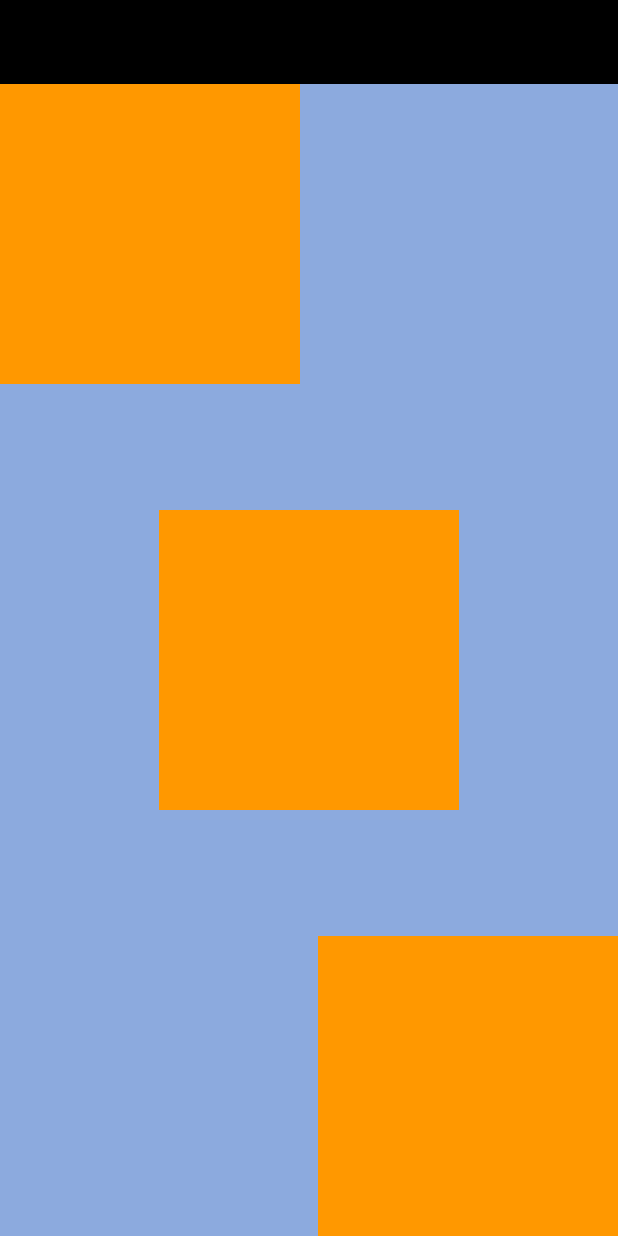
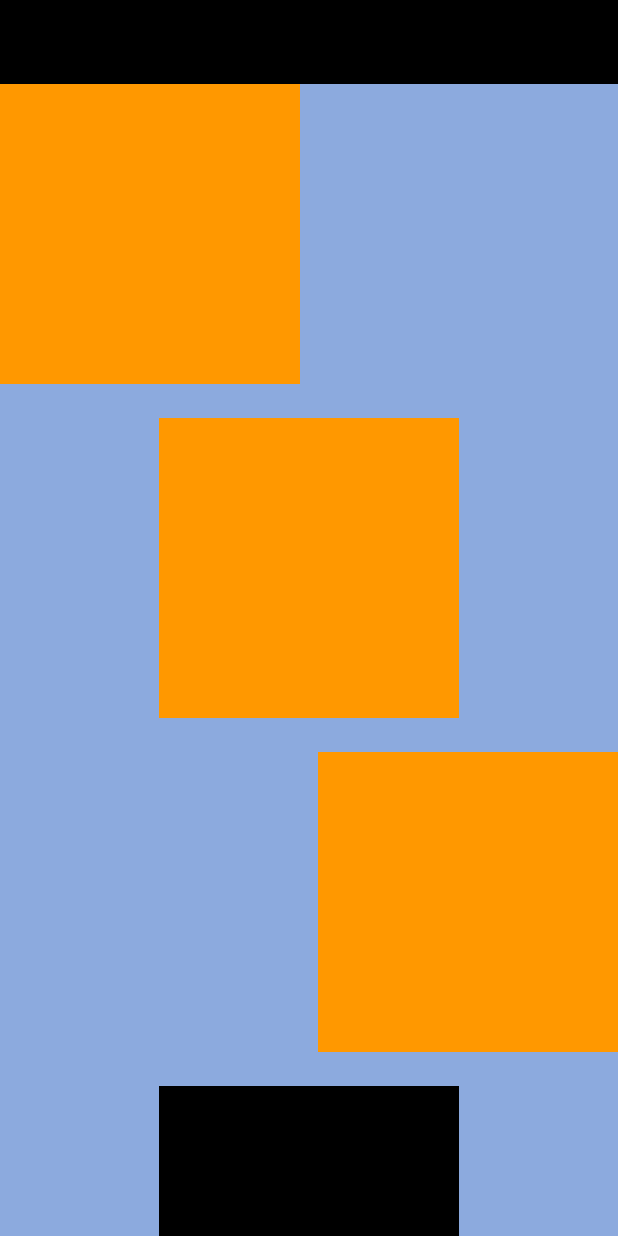
Before and after one commit to blackBuzo2601/Template-Flutter, a Flutter app: the screen it shows after launch, on a phone screen of 412 x 824 dp. Run offline on Flutter 3.47's test engine with Material 3 defaults, Android fonts, the phone set to English and light mode, and no system bars.

Commit message:
Otro cascaron

```diff
--- a/lib/main.dart
+++ b/lib/main.dart
@@ -58,6 +58,11 @@ class MainApp extends StatelessWidget {
                               width: 200, height: 200, color: Colors.orange)
                         ],
                       ),
+                    ),
+                    Container(
+                      width: 200,
+                      height: 100,
+                      color: Colors.black,
                     )
                   ],
                 ))));
```
